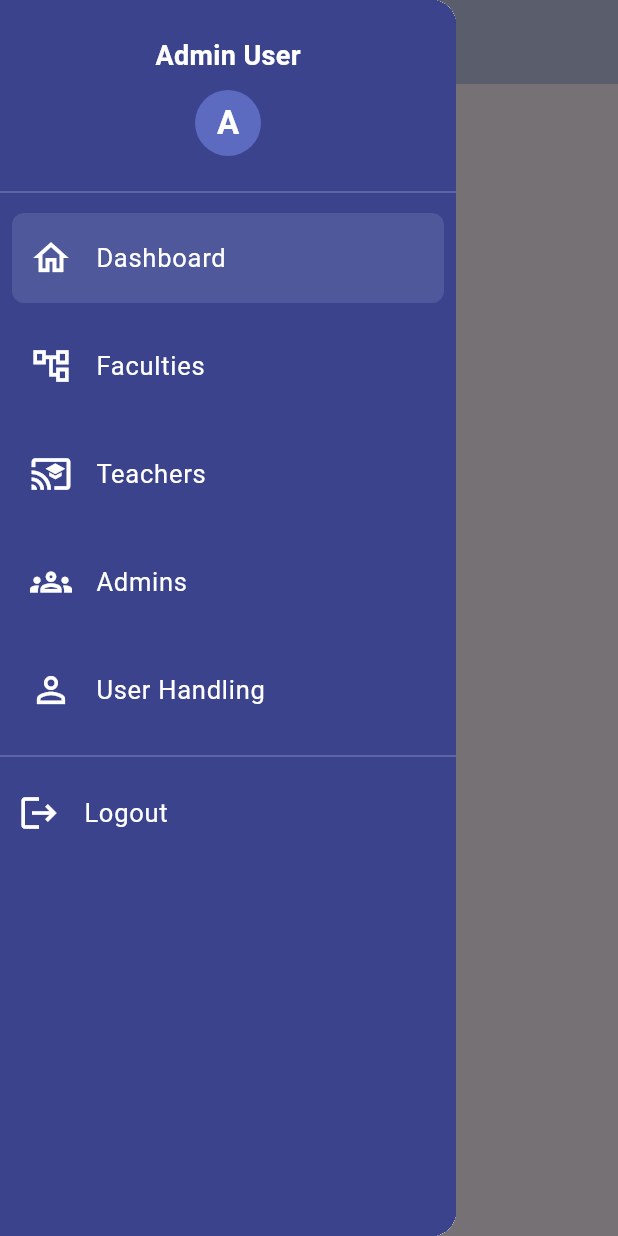
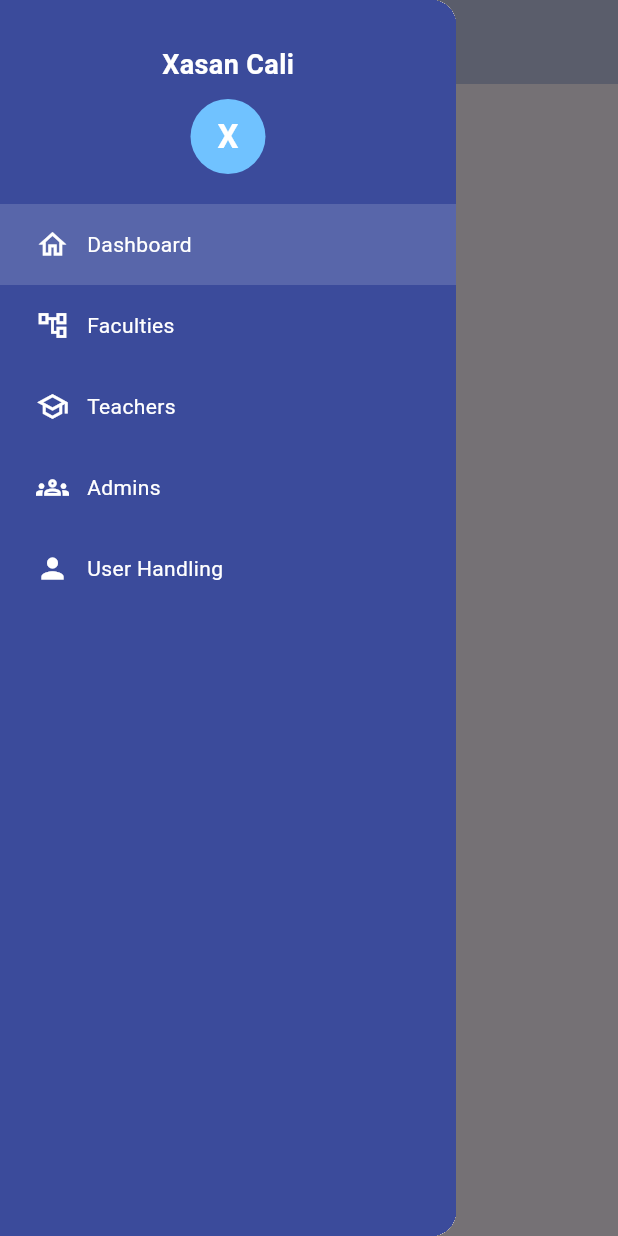
Before and after one commit to AttendanceSys/attendance_system, a Flutter app: the screen it shows after launch, with the side drawer open, on a phone screen of 412 x 824 dp. Run offline on Flutter 3.47's test engine with Material 3 defaults, Android fonts, the light colour scheme and no system bars.

Commit message:
Refactor main layout and sidebar: responsive, collapsible, auto-collapse on select/tap

```diff
--- a/lib/components/sidebars/admin_sidebar.dart
+++ b/lib/components/sidebars/admin_sidebar.dart
@@ -1,180 +1,139 @@
 import 'package:flutter/material.dart';
 
 class AdminSidebar extends StatelessWidget {
+  final Function(int) onItemSelected;
   final int selectedIndex;
-  final ValueChanged<int> onDestinationSelected;
-  final String userName;
-  final String userInitial;
-
-  final List<_SidebarItem> _items = const [
-    _SidebarItem('Dashboard', Icons.dashboard_outlined),
-    _SidebarItem('Faculties', Icons.account_tree_outlined),
-    _SidebarItem('Teachers', Icons.person_pin_outlined),
-    _SidebarItem('Admins', Icons.group_outlined),
-    _SidebarItem('User Handling', Icons.manage_accounts),
-  ];
+  final bool collapsed;
 
   const AdminSidebar({
-    super.key,
+    Key? key,
+    required this.onItemSelected,
     required this.selectedIndex,
-    required this.onDestinationSelected,
-    this.userName = 'Admin User',
-    this.userInitial = 'A',
-  });
+    this.collapsed = false,
+  }) : super(key: key);
 
-  Widget _buildSidebar(BuildContext context) {
+  @override
+  Widget build(BuildContext context) {
     return Container(
-      width: 220,
-      color: Colors.indigo.shade700,
+      width: collapsed ? 60 : 220,
+      color: const Color(0xFF3B4B9B),
       child: Column(
-        crossAxisAlignment: CrossAxisAlignment.stretch,
+        crossAxisAlignment: CrossAxisAlignment.center,
         children: [
-          const SizedBox(height: 24),
-          Padding(
-            padding: const EdgeInsets.symmetric(horizontal: 16),
-            child: Center(
-              child: Text(
-                userName,
-                style: const TextStyle(
+          const SizedBox(height: 30),
+          if (!collapsed)
+            const Text(
+              "Xasan Cali",
+              style: TextStyle(
                 color: Colors.white,
                 fontSize: 18,
                 fontWeight: FontWeight.bold,
               ),
-                overflow: TextOverflow.ellipsis,
             ),
-            ),
-          ),
-          const SizedBox(height: 10),
-          Center(
-            child: CircleAvatar(
-              radius: 22,
-              backgroundColor: Colors.indigo.shade400,
+          if (!collapsed) const SizedBox(height: 10),
+          CircleAvatar(
+            radius: 25,
+            backgroundColor: const Color(0xFF70C2FF),
             child: Text(
-                userInitial,
-                style: const TextStyle(
+              "X",
+              style: TextStyle(
                 color: Colors.white,
                 fontSize: 22,
                 fontWeight: FontWeight.bold,
               ),
             ),
           ),
+          const SizedBox(height: 20),
+          SidebarItem(
+            icon: Icons.home_outlined,
+            title: "Dashboard",
+            isSelected: selectedIndex == 0,
+            onTap: () => onItemSelected(0),
+            collapsed: collapsed,
           ),
-          const SizedBox(height: 16),
-          const Divider(color: Colors.white24, thickness: 1),
-          ...List.generate(_items.length, (index) {
-            final item = _items[index];
-            final isSelected = selectedIndex == index;
-            return Padding(
-              padding: const EdgeInsets.symmetric(horizontal: 8, vertical: 2),
-              child: Material(
-                color: isSelected ? Colors.indigo : Colors.transparent,
-                borderRadius: BorderRadius.circular(8),
+          SidebarItem(
+            icon: Icons.account_tree_outlined,
+            title: "Faculties",
+            isSelected: selectedIndex == 1,
+            onTap: () => onItemSelected(1),
+            collapsed: collapsed,
+          ),
+          SidebarItem(
+            icon: Icons.school_outlined,
+            title: "Teachers",
+            isSelected: selectedIndex == 2,
+            onTap: () => onItemSelected(2),
+            collapsed: collapsed,
+          ),
+          SidebarItem(
+            icon: Icons.groups_outlined,
+            title: "Admins",
+            isSelected: selectedIndex == 3,
+            onTap: () => onItemSelected(3),
+            collapsed: collapsed,
+          ),
+          SidebarItem(
+            icon: Icons.person,
+            title: "User Handling",
+            isSelected: selectedIndex == 4,
+            onTap: () => onItemSelected(4),
+            collapsed: collapsed,
+          ),
+        ],
+      ),
+    );
+  }
+}
+
+class SidebarItem extends StatelessWidget {
+  final IconData icon;
+  final String title;
+  final bool isSelected;
+  final VoidCallback onTap;
+  final bool collapsed;
+
+  const SidebarItem({
+    Key? key,
+    required this.icon,
+    required this.title,
+    required this.isSelected,
+    required this.onTap,
+    this.collapsed = false,
+  }) : super(key: key);
+
+  @override
+  Widget build(BuildContext context) {
+    return Material(
+      color: isSelected ? Colors.white.withOpacity(0.15) : Colors.transparent,
       child: InkWell(
-                  borderRadius: BorderRadius.circular(8),
-                  onTap: () => onDestinationSelected(index),
-                  child: Padding(
-                    padding: const EdgeInsets.symmetric(vertical: 10, horizontal: 8),
+        onTap: onTap,
+        child: Container(
+          margin: const EdgeInsets.symmetric(vertical: 4),
+          padding: EdgeInsets.symmetric(
+            horizontal: collapsed ? 0 : 24,
+            vertical: 12,
+          ),
           child: Row(
+            mainAxisAlignment: collapsed ? MainAxisAlignment.center : MainAxisAlignment.start,
+            crossAxisAlignment: CrossAxisAlignment.center,
             children: [
-                        Icon(item.icon, color: isSelected ? Colors.white : Colors.white70),
+              Icon(icon, color: Colors.white, size: 22),
+              if (!collapsed) ...[
                 const SizedBox(width: 12),
-                        Text(
-                          item.title,
-                          style: TextStyle(
-                            color: isSelected ? Colors.white : Colors.white70,
-                            fontWeight: isSelected ? FontWeight.bold : FontWeight.normal,
-                            fontSize: 15,
+                Flexible(
+                  child: Text(
+                    title,
+                    style: const TextStyle(
+                      color: Colors.white,
+                      fontSize: 14,
                     ),
                   ),
+                ),
+              ],
             ],
           ),
         ),
       ),
-              ),
-            );
-          }),
-          const Spacer(),
-          Padding(
-            padding: const EdgeInsets.symmetric(horizontal: 16, vertical: 12),
-            child: ElevatedButton.icon(
-              onPressed: () {
-                ScaffoldMessenger.of(context).showSnackBar(
-                  const SnackBar(content: Text('Logout pressed')),
-                );
-              },
-              icon: const Icon(Icons.logout, color: Colors.white),
-              label: const Text('Logout', style: TextStyle(color: Colors.white)),
-              style: ElevatedButton.styleFrom(
-                backgroundColor: Colors.indigo.shade400,
-                shape: RoundedRectangleBorder(borderRadius: BorderRadius.circular(8)),
-                padding: const EdgeInsets.symmetric(vertical: 12, horizontal: 16),
-              ),
-            ),
-          ),
-          const SizedBox(height: 12),
-        ],
-      ),
     );
   }
-
-  @override
-  Widget build(BuildContext context) {
-    // Responsive: show Drawer on small screens, sidebar on large screens
-    final isMobile = MediaQuery.of(context).size.width < 600;
-    if (isMobile) {
-      return Drawer(
-        child: ListView(
-          padding: EdgeInsets.zero,
-          children: [
-            DrawerHeader(
-              decoration: BoxDecoration(color: Colors.indigo.shade700),
-              child: Column(
-                children: [
-                  Text(
-                    userName,
-                    style: const TextStyle(color: Colors.white, fontSize: 18, fontWeight: FontWeight.bold),
-                  ),
-                  const SizedBox(height: 10),
-                  CircleAvatar(
-                    radius: 22,
-                    backgroundColor: Colors.indigo.shade400,
-                    child: Text(
-                      userInitial,
-                      style: const TextStyle(color: Colors.white, fontSize: 22, fontWeight: FontWeight.bold),
-                    ),
-                  ),
-                ],
-              ),
-            ),
-            ...List.generate(_items.length, (index) {
-              final item = _items[index];
-              return ListTile(
-                leading: Icon(item.icon, color: Colors.indigo),
-                title: Text(item.title),
-                selected: selectedIndex == index,
-                onTap: () => onDestinationSelected(index),
-              );
-            }),
-            ListTile(
-              leading: const Icon(Icons.logout, color: Colors.indigo),
-              title: const Text('Logout'),
-              onTap: () {
-                ScaffoldMessenger.of(context).showSnackBar(
-                  const SnackBar(content: Text('Logout pressed')),
-                );
-              },
-            ),
-          ],
-        ),
-      );
-    } else {
-      return _buildSidebar(context);
 }
-  }
-}
-
-class _SidebarItem {
-  final String title;
-  final IconData icon;
-  const _SidebarItem(this.title, this.icon);
-}
--- a/lib/main_layout.dart
+++ b/lib/main_layout.dart
@@ -1,4 +1,5 @@
 import 'package:flutter/material.dart';
+import 'components/sidebars/admin_sidebar.dart';
 
 class MainLayout extends StatefulWidget {
   const MainLayout({super.key});
@@ -9,136 +10,25 @@ class MainLayout extends StatefulWidget {
 
 class _MainLayoutState extends State<MainLayout> {
   int _selectedIndex = 0;
-
-  final List<String> _titles = [
-    'Dashboard',
-    'Faculties',
-    'Teachers',
-    'Admins',
-    'User Handling',
-  ];
+  bool _collapsed = true; // Start collapsed
 
   final List<Widget> _pages = const [
     Center(child: Text('Dashboard Page')),
-    Center(child: Text('Faculties Page')),
+    Center(child: Text('fucalties Page')),
     Center(child: Text('Teachers Page')),
     Center(child: Text('Admins Page')),
     Center(child: Text('User Handling Page')),
   ];
 
-  // Use icons that closely match the image (outlined, thin, and relevant)
-  final List<IconData> _icons = [
-    Icons.home_outlined, // Dashboard
-    Icons.account_tree_outlined, // Faculties
-    Icons
-        .cast_for_education_outlined, // Teachers (or use Icons.school_outlined)
-    Icons.groups_outlined, // Admins
-    Icons.person_outline, // User Handling
-  ];
-
-  Widget buildSidebarContent({required bool isMobile}) {
-    return Column(
-      crossAxisAlignment: CrossAxisAlignment.stretch,
-      children: [
-        const SizedBox(height: 24),
-        Padding(
-          padding: const EdgeInsets.symmetric(horizontal: 16),
-          child: Center(
-            child: Text(
-              'Admin User',
-              style: const TextStyle(
-                color: Colors.white,
-                fontSize: 18,
-                fontWeight: FontWeight.bold,
-              ),
-              overflow: TextOverflow.ellipsis,
-            ),
-          ),
-        ),
-        const SizedBox(height: 10),
-        Center(
-          child: CircleAvatar(
-            radius: 22,
-            backgroundColor: Colors.indigo.shade400,
-            child: const Text(
-              'A',
-              style: TextStyle(
-                color: Colors.white,
-                fontSize: 22,
-                fontWeight: FontWeight.bold,
-              ),
-            ),
-          ),
-        ),
-        const SizedBox(height: 16),
-        const Divider(color: Colors.white24, thickness: 1),
-        ...List.generate(_titles.length, (index) {
-          final isSelected = _selectedIndex == index;
-          return Container(
-            margin: const EdgeInsets.symmetric(vertical: 6, horizontal: 8),
-            decoration: isSelected
-                ? BoxDecoration(
-                    color: const Color(0xFF4E589A),
-                    borderRadius: BorderRadius.circular(8),
-                  )
-                : null,
-            child: ListTile(
-              leading: Icon(_icons[index], color: Colors.white, size: 28),
-              title: Text(
-                _titles[index],
-                style: const TextStyle(
-                  color: Colors.white,
-                  fontSize: 17,
-                  fontWeight: FontWeight.w400,
-                ),
-              ),
-              contentPadding: const EdgeInsets.symmetric(
-                horizontal: 12,
-                vertical: 2,
-              ),
-              selected: isSelected,
-              selectedTileColor: Colors.transparent,
-              shape: RoundedRectangleBorder(
-                borderRadius: BorderRadius.circular(8),
-              ),
-              onTap: () {
-                setState(() {
-                  _selectedIndex = index;
-                  if (isMobile) Navigator.pop(context);
-                });
-              },
-            ),
-          );
-        }),
-        const Divider(color: Colors.white24),
-        ListTile(
-          leading: const Icon(Icons.logout, color: Colors.white, size: 28),
-          title: const Text(
-            'Logout',
-            style: TextStyle(color: Colors.white, fontSize: 17),
-          ),
-          contentPadding: const EdgeInsets.symmetric(
-            horizontal: 12,
-            vertical: 2,
-          ),
-          onTap: () {
-            ScaffoldMessenger.of(
-              context,
-            ).showSnackBar(const SnackBar(content: Text('Logout pressed')));
-          },
-        ),
-      ],
-    );
-  }
-
   @override
   Widget build(BuildContext context) {
     final isMobile = MediaQuery.of(context).size.width < 600;
+    final sidebarColor = const Color(0xFF3B4B9B);
 
     return Scaffold(
       appBar: isMobile
           ? AppBar(
-              title: Text(_titles[_selectedIndex]),
+              title: const Text('Admin Panel'),
               backgroundColor: Colors.indigo.shade100,
               leading: Builder(
                 builder: (context) => IconButton(
@@ -150,12 +40,15 @@ class _MainLayoutState extends State<MainLayout> {
           : null,
       drawer: isMobile
           ? Drawer(
-              child: Container(
-                color: const Color(0xFF3B438D),
-                child: ListView(
-                  padding: EdgeInsets.zero,
-                  children: [buildSidebarContent(isMobile: true)],
-                ),
+              child: AdminSidebar(
+                selectedIndex: _selectedIndex,
+                onItemSelected: (index) {
+                  setState(() {
+                    _selectedIndex = index;
+                  });
+                  Navigator.pop(context);
+                },
+                collapsed: false,
               ),
             )
           : null,
@@ -163,21 +56,61 @@ class _MainLayoutState extends State<MainLayout> {
         children: [
           if (!isMobile)
             Container(
-              width: 220,
-              color: const Color(0xFF3B438D),
-              child: buildSidebarContent(isMobile: false),
+              color: sidebarColor,
+              child: Column(
+                children: [
+                  // Only show menu icon when collapsed
+                  if (_collapsed)
+                    Container(
+                      color: sidebarColor,
+                      width: 60,
+                      child: Padding(
+                        padding: const EdgeInsets.only(top: 16),
+                        child: Align(
+                          alignment: Alignment.center,
+                          child: IconButton(
+                            icon: const Icon(Icons.menu, color: Colors.white),
+                            onPressed: () {
+                              setState(() {
+                                _collapsed = false;
+                              });
+                            },
+                            tooltip: 'Expand menu',
+                            padding: EdgeInsets.zero,
+                          ),
+                        ),
+                      ),
+                    ),
+                  // Sidebar
+                  if (!_collapsed || _collapsed)
+                    Expanded(
+                      child: AdminSidebar(
+                        selectedIndex: _selectedIndex,
+                        onItemSelected: (index) {
+                          setState(() {
+                            _selectedIndex = index;
+                            _collapsed = true; // Auto-collapse after selection
+                          });
+                        },
+                        collapsed: _collapsed,
+                      ),
+                    ),
+                ],
+              ),
             ),
           if (!isMobile) const VerticalDivider(thickness: 1, width: 1),
+          // Main content with tap-to-collapse
           Expanded(
-            child: Column(
-              children: [
-                if (!isMobile)
-                  AppBar(
-                    title: Text(_titles[_selectedIndex]),
-                    backgroundColor: Colors.indigo.shade100,
-                  ),
-                Expanded(child: _pages[_selectedIndex]),
-              ],
+            child: GestureDetector(
+              behavior: HitTestBehavior.translucent,
+              onTap: () {
+                if (!_collapsed) {
+                  setState(() {
+                    _collapsed = true;
+                  });
+                }
+              },
+              child: _pages[_selectedIndex],
             ),
           ),
         ],
--- a/pubspec.yaml
+++ b/pubspec.yaml
@@ -30,6 +30,8 @@ environment:
 dependencies:
   flutter:
     sdk: flutter
+  iconsax: ^0.0.8
+
 
   # The following adds the Cupertino Icons font to your application.
   # Use with the CupertinoIcons class for iOS style icons.
```
Also changed, not shown: pubspec.lock. Lines whose indentation alone changed are shown as unchanged.
